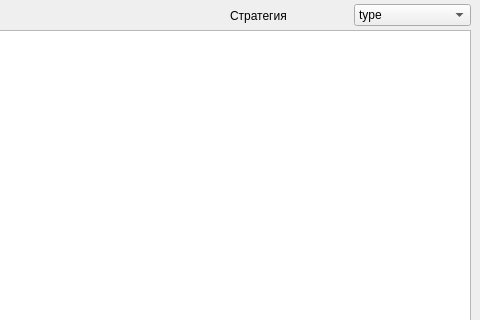
Old version of the form MainWindow_FileBrowse.ui in the repository KonstantinLihota/LAB_3_2; both pictures show x 500 to 980 and y 0 to 320 of the 980 by 584 pixel window.
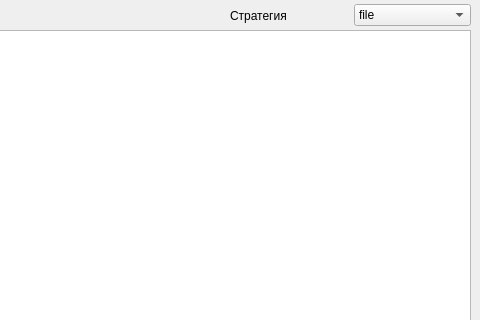
New version of the form.

Commit message: исправлена последовательность file type

```diff
--- a/MainWindow_FileBrowse.ui
+++ b/MainWindow_FileBrowse.ui
@@ -34,7 +34,7 @@
      <widget class="QComboBox" name="StratComBox">
       <item>
        <property name="text">
-        <string>type</string>
+        <string>file</string>
        </property>
       </item>
       <item>
```
Left out of the diff: 2 changed lines with no effect on the pictures. The commit also changes 2 other files.
